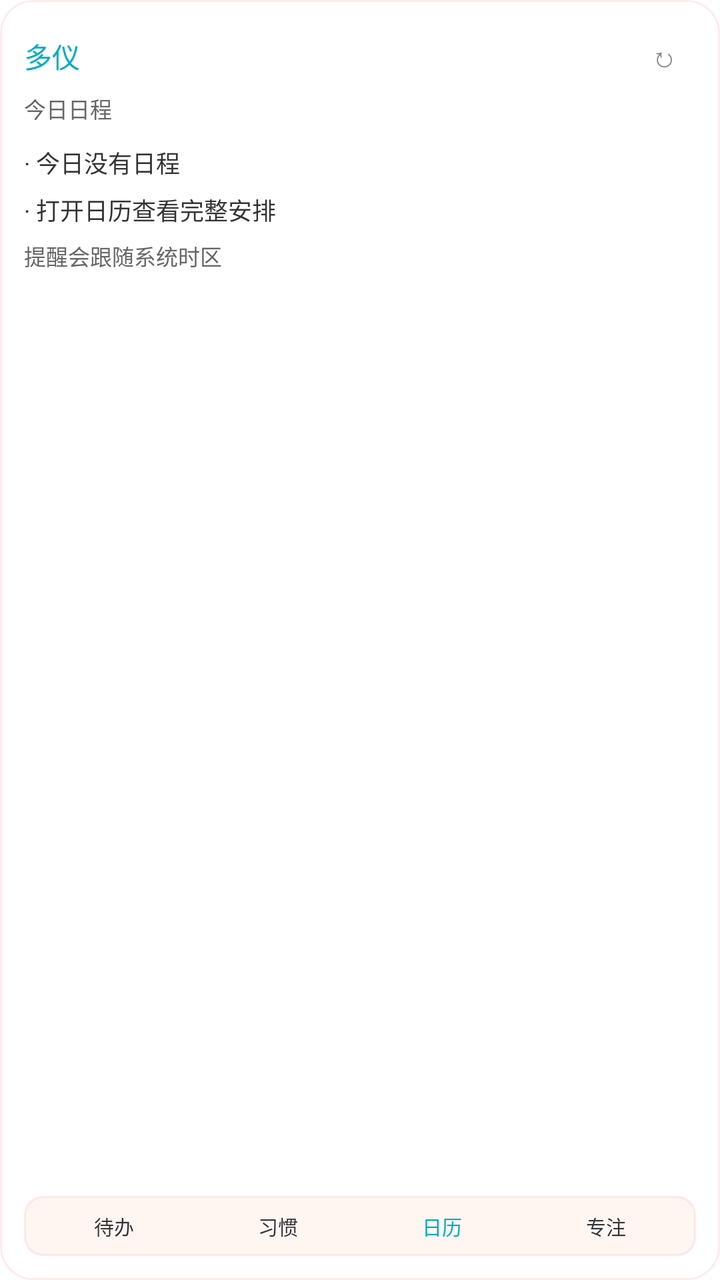
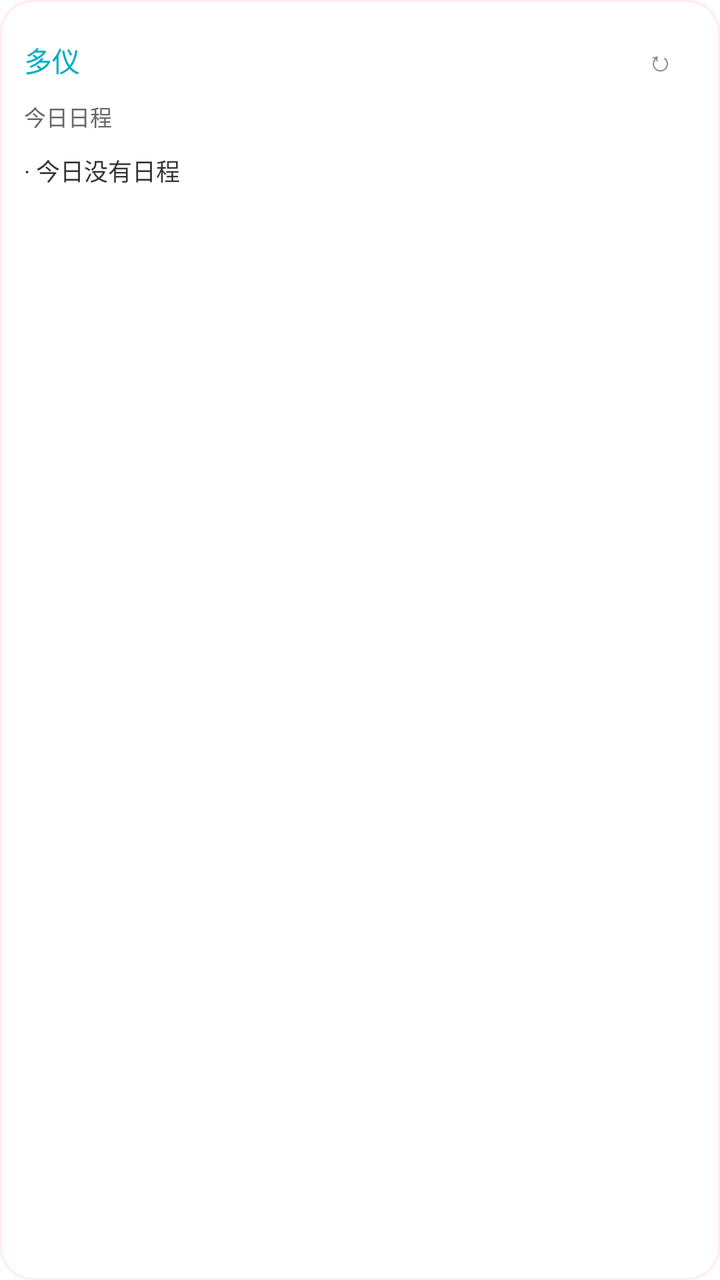

Before-and-after screenshots of an Android layout around one commit, followed by the original layout XML and the change that was made.
<!-- AndroidManifest.xml: fallback theme Theme.MaterialComponents.DayNight.NoActionBar -->
<!-- res/layout/duoyi_schedule_widget.xml -->
<?xml version="1.0" encoding="utf-8"?>
<FrameLayout xmlns:android="http://schemas.android.com/apk/res/android"
    android:id="@+id/widget_schedule_root"
    android:layout_width="match_parent"
    android:layout_height="match_parent"
    android:background="@drawable/widget_bg_round_16"
    android:clipToOutline="true"
    android:outlineProvider="background">

    <ImageView
        android:id="@+id/widget_theme_background"
        android:layout_width="match_parent"
        android:layout_height="match_parent"
        android:contentDescription="@null"
        android:scaleType="centerCrop"
        android:visibility="gone" />

    <TextView
        android:id="@+id/widget_theme_overlay"
        android:layout_width="match_parent"
        android:layout_height="match_parent"
        android:maxLines="1"
        android:ellipsize="end"
        android:visibility="gone" />

    <LinearLayout
        android:layout_width="match_parent"
        android:layout_height="match_parent"
        android:orientation="vertical"
        android:padding="12dp">

    <LinearLayout
        android:layout_width="match_parent"
        android:layout_height="wrap_content"
        android:gravity="center_vertical"
        android:orientation="horizontal">

        <TextView
            android:id="@+id/widget_schedule_title"
            android:layout_width="0dp"
            android:layout_height="wrap_content"
            android:layout_weight="1"
            android:ellipsize="end"
            android:maxLines="1"
            android:text="多仪"
            android:textColor="#00ACC1"
            android:textSize="14sp" />

        <TextView
            android:id="@+id/widget_refresh"
            android:layout_width="32dp"
            android:layout_height="32dp"
            android:contentDescription="刷新小组件"
            android:ellipsize="end"
            android:gravity="center"
            android:maxLines="1"
            android:text="↻"
            android:textColor="#888888"
            android:textSize="14sp" />
    </LinearLayout>

    <TextView
        android:id="@+id/widget_schedule_subtitle"
        android:layout_width="match_parent"
        android:layout_height="wrap_content"
        android:layout_marginTop="2dp"
        android:ellipsize="end"
        android:maxLines="1"
        android:text="今日日程"
        android:textColor="#666666"
        android:textSize="11sp" />

    <LinearLayout
        android:layout_width="match_parent"
        android:layout_height="0dp"
        android:layout_marginTop="10dp"
        android:layout_weight="1"
        android:orientation="vertical">

        <TextView
            android:id="@+id/widget_schedule_1"
            android:layout_width="match_parent"
            android:layout_height="wrap_content"
            android:ellipsize="end"
            android:maxLines="1"
            android:text="· 今日没有日程"
            android:textColor="#333333"
            android:textSize="12sp" />

        <TextView
            android:id="@+id/widget_schedule_2"
            android:layout_width="match_parent"
            android:layout_height="wrap_content"
            android:layout_marginTop="6dp"
            android:ellipsize="end"
            android:maxLines="1"
            android:text="· 打开日历查看完整安排"
            android:textColor="#333333"
            android:textSize="12sp" />

        <TextView
            android:id="@+id/widget_schedule_3"
            android:layout_width="match_parent"
            android:layout_height="wrap_content"
            android:layout_marginTop="6dp"
            android:ellipsize="end"
            android:maxLines="1"
            android:text="提醒会跟随系统时区"
            android:textColor="#666666"
            android:textSize="11sp" />
    </LinearLayout>

    <LinearLayout
        android:id="@+id/widget_schedule_bottom_nav"
        android:layout_width="match_parent"
        android:layout_height="30dp"
        android:layout_marginTop="8dp"
        android:background="@drawable/widget_nav_bg"
        android:gravity="center"
        android:orientation="horizontal"
        android:paddingLeft="4dp"
        android:paddingRight="4dp"
        android:weightSum="4">

        <TextView
            android:id="@+id/widget_schedule_nav_todo"
            android:layout_width="0dp"
            android:layout_height="match_parent"
            android:layout_weight="1"
            android:gravity="center"
            android:ellipsize="end"
            android:maxLines="1"
            android:text="待办"
            android:textColor="#333333"
            android:textSize="10sp" />

        <TextView
            android:id="@+id/widget_schedule_nav_habit"
            android:layout_width="0dp"
            android:layout_height="match_parent"
            android:layout_weight="1"
            android:gravity="center"
            android:ellipsize="end"
            android:maxLines="1"
            android:text="习惯"
            android:textColor="#333333"
            android:textSize="10sp" />

        <TextView
            android:id="@+id/widget_schedule_nav_calendar"
            android:layout_width="0dp"
            android:layout_height="match_parent"
            android:layout_weight="1"
            android:gravity="center"
            android:ellipsize="end"
            android:maxLines="1"
            android:text="日历"
            android:textColor="#00ACC1"
            android:textSize="10sp" />

        <TextView
            android:id="@+id/widget_schedule_nav_focus"
            android:layout_width="0dp"
            android:layout_height="match_parent"
            android:layout_weight="1"
            android:gravity="center"
            android:ellipsize="end"
            android:maxLines="1"
            android:text="专注"
            android:textColor="#333333"
            android:textSize="10sp" />
    </LinearLayout>
    </LinearLayout>
</FrameLayout>
<!-- resources referenced by this layout -->
<resources>
  <!-- drawable widget_bg_round_16 (drawable) -->
  <?xml version="1.0" encoding="utf-8"?>
  <shape xmlns:android="http://schemas.android.com/apk/res/android"
      android:shape="rectangle">
      <corners android:radius="16dp" />
      <solid android:color="#FFFFFFFF" />
      <stroke android:width="1dp" android:color="#22FF6B6B" />
  </shape>
  <!-- drawable widget_nav_bg (drawable) -->
  <?xml version="1.0" encoding="utf-8"?>
  <shape xmlns:android="http://schemas.android.com/apk/res/android"
      android:shape="rectangle">
      <corners android:radius="9dp" />
      <solid android:color="#FFFFF6F2" />
      <stroke android:width="1dp" android:color="#22FF6B6B" />
  </shape>
</resources>

<!-- the commit's change to res/layout/duoyi_schedule_widget.xml (unified diff, before → after) -->
@@ -48,8 +48,10 @@
 
         <TextView
             android:id="@+id/widget_refresh"
-            android:layout_width="32dp"
-            android:layout_height="32dp"
+            android:layout_width="36dp"
+            android:layout_height="36dp"
+            android:minWidth="36dp"
+            android:minHeight="36dp"
             android:contentDescription="刷新小组件"
             android:ellipsize="end"
             android:gravity="center"
@@ -96,7 +98,8 @@
             android:maxLines="1"
             android:text="· 打开日历查看完整安排"
             android:textColor="#333333"
-            android:textSize="12sp" />
+            android:textSize="12sp"
+            android:visibility="gone" />
 
         <TextView
             android:id="@+id/widget_schedule_3"
@@ -107,7 +110,8 @@
             android:maxLines="1"
             android:text="提醒会跟随系统时区"
             android:textColor="#666666"
-            android:textSize="11sp" />
+            android:textSize="11sp"
+            android:visibility="gone" />
     </LinearLayout>
 
     <LinearLayout
@@ -120,7 +124,8 @@
         android:orientation="horizontal"
         android:paddingLeft="4dp"
         android:paddingRight="4dp"
-        android:weightSum="4">
+        android:weightSum="4"
+        android:visibility="gone">
 
         <TextView
             android:id="@+id/widget_schedule_nav_todo"
